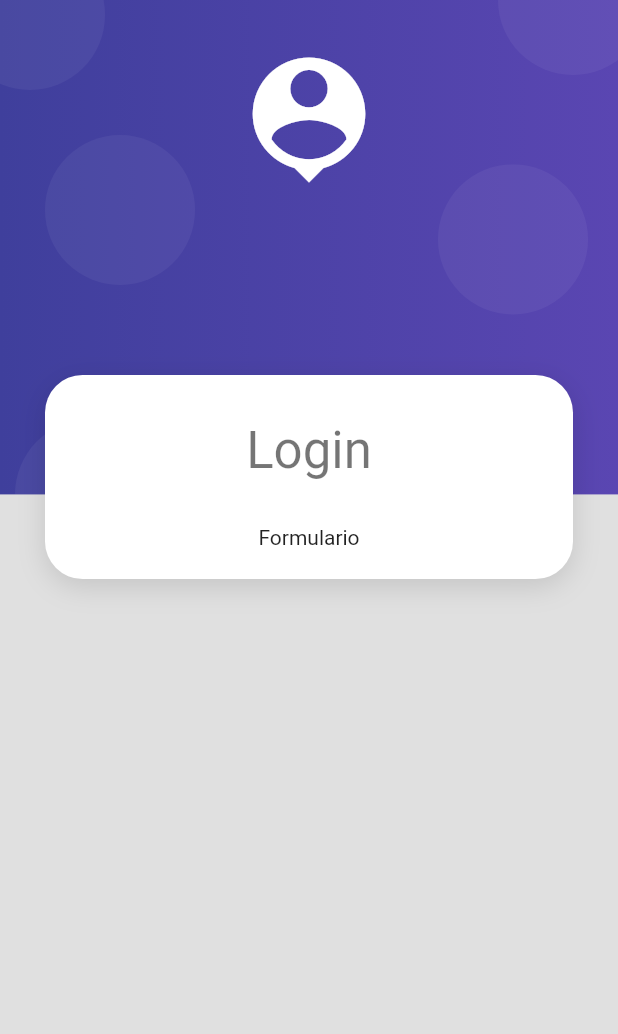
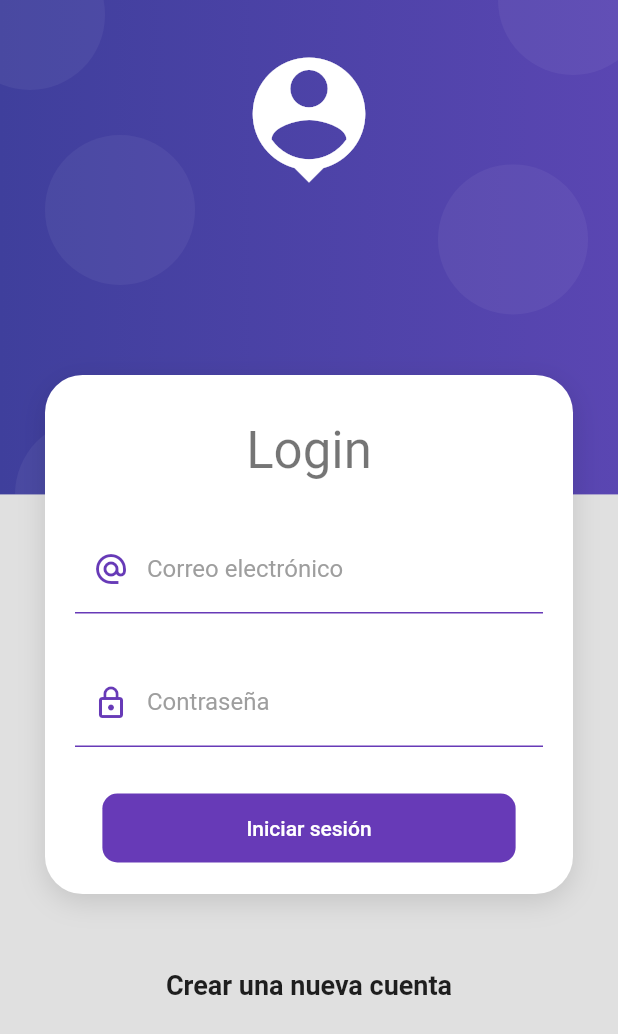
Before and after one commit to luislordev/productosApp, a Flutter app: the screen it shows after launch, on a phone screen of 412 x 824 dp. Shown: the top 1034 px of the screen. Run offline on Flutter 3.47's test engine with Material 2 defaults, Android fonts, the phone set to English and light mode, and no system bars.

Commit message:
Creado formulario de login

```diff
--- a/lib/screens/login_screen.dart
+++ b/lib/screens/login_screen.dart
@@ -1,4 +1,5 @@
 import 'package:flutter/material.dart';
+import 'package:productos_app/ui/input_decorations.dart';
 import 'package:productos_app/widgets/widgets.dart';
 
 class LoginScreen extends StatelessWidget {
@@ -11,18 +12,22 @@ class LoginScreen extends StatelessWidget {
         child: SingleChildScrollView(
           child: Column(
             children: [
-              SizedBox(height: 250),
+              const SizedBox(height: 250),
                CardContainer(
                  child: Column(
                    children: [
-                     SizedBox(height:10),
+                     const SizedBox(height:10),
                      Text('Login', style: Theme.of(context).textTheme.headline4,),
-                     SizedBox(height:30),
+                     const SizedBox(height:30),
 
-                     Text('Formulario')
+                     const _LoginForm()
                    ],
                  )
-               )
+               ),
+
+               const SizedBox(height: 50),
+               const Text('Crear una nueva cuenta', style: const TextStyle(fontSize: 18, fontWeight: FontWeight.bold)),
+               const SizedBox(height: 50),
             ],
           ),
         )
@@ -30,3 +35,58 @@ class LoginScreen extends StatelessWidget {
     );
   }
 }
+
+
+class _LoginForm extends StatelessWidget {
+  const _LoginForm({Key? key}) : super(key: key);
+
+  @override
+  Widget build(BuildContext context) {
+    return Container(
+      child: Form(
+        child: Column(
+          children: [
+            TextFormField(
+              autocorrect: false,
+              keyboardType: TextInputType.emailAddress,
+              decoration:   InputDecorations.authInputDecoration(
+                hintText: 'prueba@prueba.com',
+                labelText: 'Correo electrónico',
+                prefixIcon: Icons.alternate_email_sharp
+              ),
+            ),
+
+            SizedBox(height:30),
+
+            TextFormField(
+              autocorrect: false,
+              obscureText: true,
+              keyboardType: TextInputType.text,
+              decoration:   InputDecorations.authInputDecoration(
+                hintText: '******',
+                labelText: 'Contraseña',
+                prefixIcon:  Icons.lock_outline
+              ),
+            ),
+
+            SizedBox(height:30),
+
+            MaterialButton(
+              shape: RoundedRectangleBorder(
+                borderRadius: BorderRadius.circular(10)
+              ),
+              disabledColor: Colors.grey,
+              elevation: 0,
+              color: Colors.deepPurple,
+              child: Container(
+                padding: EdgeInsets.symmetric(horizontal: 80, vertical: 15),
+                child: Text('Iniciar sesión',style: TextStyle(color: Colors.white)),
+              ),
+              onPressed: (){},
+            )
+          ]
+          ),
+      ),
+    );
+  }
+}
--- /dev/null
+++ b/lib/ui/input_decorations.dart
@@ -0,0 +1,32 @@
+import 'package:flutter/material.dart';
+
+class InputDecorations {
+
+  static InputDecoration authInputDecoration({
+   required String hintText,
+   required String labelText,
+   IconData? prefixIcon
+  }) {
+    return  InputDecoration(
+                enabledBorder: const UnderlineInputBorder(
+                  borderSide: BorderSide(
+                    color: Colors.deepPurple
+                    )
+                ),
+                focusedBorder: const UnderlineInputBorder(
+                  borderSide: BorderSide(
+                    color: Colors.deepPurple,
+                    width: 2
+                  ),
+                ),
+                hintText: hintText,
+                labelText: labelText,
+                labelStyle: const TextStyle(
+                  color: Colors.grey
+                ),
+                prefixIcon: prefixIcon != null
+                  ? Icon(prefixIcon, color: Colors.deepPurple,)
+                  : null
+              );
+  }
+}
```
